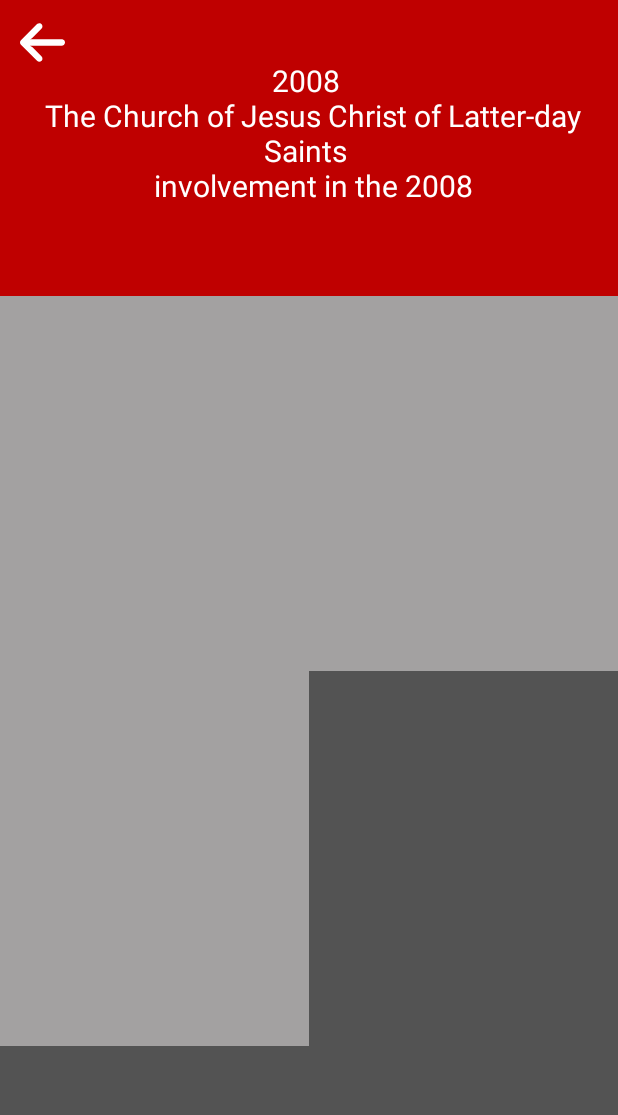
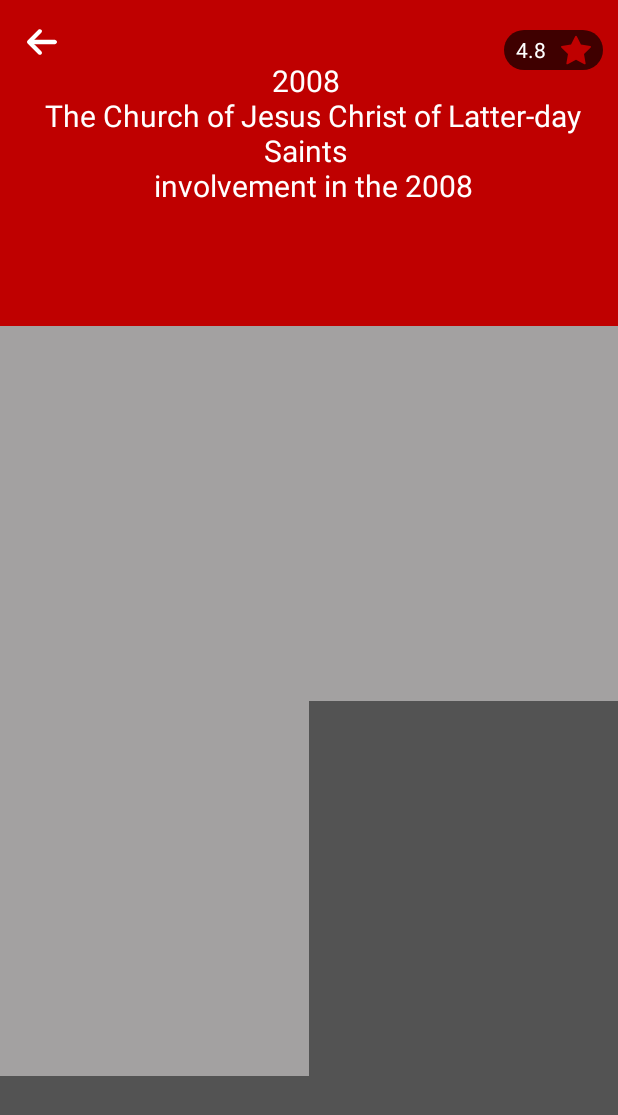
Before and after one commit to ashraf-atef/Movie-App2.0.0, an Android app: the layout fragment_movie_details.xml on its own in the app's theme, with its tools: preview values and no code run, on a phone screen of 412 x 824 dp. Shown: the top 1115 px of the screen. Run offline under Robolectric (Android 15) with nearby library versions, the phone set to English and light mode, and no system bars; plain views replace EpoxyRecyclerView.

Commit message:
Implement displaying movie photos from fliclr

```diff
--- a/app/src/main/AndroidManifest.xml
+++ b/app/src/main/AndroidManifest.xml
@@ -10,6 +10,7 @@
         android:name=".common.MoviesApplication"
         android:icon="@mipmap/ic_launcher"
         android:label="@string/app_name"
+        android:usesCleartextTraffic="true"
         android:roundIcon="@mipmap/ic_launcher_round"
         android:supportsRtl="true"
         android:theme="@style/AppTheme">
--- a/app/src/main/java/com/ashraf/movie/common/data/remote/RemoteAPI.kt
+++ b/app/src/main/java/com/ashraf/movie/common/data/remote/RemoteAPI.kt
@@ -2,7 +2,7 @@ package com.ashraf.movie.common.data.remote
 
 import com.ashraf.movie.BuildConfig
 import com.ashraf.movie.discovery.REMOTE_PAGE_SIZE
-import com.ashraf.movie.discovery.details.data.model.MoviesPhotosDetailsResponse
+import com.ashraf.movie.discovery.details.data.model.MoviesPhotosResponse
 import io.reactivex.Single
 import retrofit2.http.GET
 import retrofit2.http.Query
@@ -17,5 +17,5 @@ interface RemoteAPI {
         @Query("api_key") apiKEy: String = BuildConfig.PHOTOS_API_KEY,
         @Query("format") format: String = "json",
         @Query("nojsoncallback") nojsoncallback: Int= 1
-    ) : Single<MoviesPhotosDetailsResponse>
+    ) : Single<MoviesPhotosResponse>
 }
--- a/app/src/main/java/com/ashraf/movie/discovery/DiscoveryConst.kt
+++ b/app/src/main/java/com/ashraf/movie/discovery/DiscoveryConst.kt
@@ -9,4 +9,4 @@ const val FARM_KEY = "{FARM}"
 const val SERVER_KEY = "{SERVER}"
 const val ID_KEY = "{ID}"
 const val SECRET_KEY = "{SECRET}"
-const val FLICKR_PHOTO_URL_TEMPLATE = "http://farm$FARM_KEY.static.flickr.com/$SERVER_KEY/$ID_KEY\\_$SECRET_KEY.jpg"
+const val FLICKR_PHOTO_URL_TEMPLATE = "http://farm$FARM_KEY.static.flickr.com/$SERVER_KEY/${ID_KEY}_$SECRET_KEY.jpg"
--- a/app/src/main/java/com/ashraf/movie/discovery/details/data/MoviePhotosRemoteDataSource.kt
+++ b/app/src/main/java/com/ashraf/movie/discovery/details/data/MoviePhotosRemoteDataSource.kt
@@ -1,12 +1,12 @@
 package com.ashraf.movie.discovery.details.data
 
 import com.ashraf.movie.common.data.remote.RemoteAPI
-import com.ashraf.movie.discovery.details.data.model.MoviesPhotosDetailsResponse
+import com.ashraf.movie.discovery.details.data.model.MoviesPhotosResponse
 import io.reactivex.Single
 
 class MoviePhotosRemoteDataSource(
     private val remoteAPI: RemoteAPI
 ) {
-    fun getPhotos(title: String, page: Int): Single<MoviesPhotosDetailsResponse> =
+    fun getPhotos(title: String, page: Int): Single<MoviesPhotosResponse> =
         remoteAPI.getMoviePhotos(title, page)
 }
--- a/app/src/main/java/com/ashraf/movie/discovery/details/data/MoviePhotosRepository.kt
+++ b/app/src/main/java/com/ashraf/movie/discovery/details/data/MoviePhotosRepository.kt
@@ -1,13 +1,13 @@
 package com.ashraf.movie.discovery.details.data
 
-import com.ashraf.movie.discovery.details.data.model.MoviesPhotosDetailsResponse
+import com.ashraf.movie.discovery.details.data.model.MoviesPhotosResponse
 import io.reactivex.Single
 
 class MoviePhotosRepository(
     private val moviePhotosRemoteDataSource: MoviePhotosRemoteDataSource
 ) {
     var page = 1
-    fun getMoviePhotos(title: String): Single<MoviesPhotosDetailsResponse> =
+    fun getMoviePhotos(title: String): Single<MoviesPhotosResponse> =
         moviePhotosRemoteDataSource.getPhotos(title, page)
             .doOnSuccess { page++ }
 }
--- a/app/src/main/java/com/ashraf/movie/discovery/details/data/model/MoviesPhotosDetailsResponse.kt
+++ b/app/src/main/java/com/ashraf/movie/discovery/details/data/model/MoviesPhotos.kt
@@ -1,6 +1,6 @@
 package com.ashraf.movie.discovery.details.data.model
 
 
-data class MoviesPhotosDetailsResponse(
+data class MoviesPhotos(
    val photo: List<MoviePhotoDetails>
 )
--- /dev/null
+++ b/app/src/main/java/com/ashraf/movie/discovery/details/data/model/MoviesPhotosResponse.kt
@@ -0,0 +1,5 @@
+package com.ashraf.movie.discovery.details.data.model
+
+data class MoviesPhotosResponse(
+    val photos: MoviesPhotos
+)
--- a/app/src/main/res/drawable/ic_back.xml
+++ b/app/src/main/res/drawable/ic_back.xml
@@ -1,7 +1,7 @@
 <?xml version="1.0" encoding="utf-8"?>
 <vector xmlns:android="http://schemas.android.com/apk/res/android"
-    android:width="30dp"
-    android:height="30dp"
+    android:width="20dp"
+    android:height="20dp"
     android:viewportWidth="447.243"
     android:viewportHeight="447.243">
 
--- a/app/src/main/res/layout/fragment_movie_details.xml
+++ b/app/src/main/res/layout/fragment_movie_details.xml
@@ -1,4 +1,4 @@
-<androidx.constraintlayout.widget.ConstraintLayout xmlns:android="http://schemas.android.com/apk/res/android"
+<androidx.coordinatorlayout.widget.CoordinatorLayout xmlns:android="http://schemas.android.com/apk/res/android"
     xmlns:app="http://schemas.android.com/apk/res-auto"
     xmlns:tools="http://schemas.android.com/tools"
     android:layout_width="match_parent"
@@ -26,13 +26,32 @@
                 android:layout_height="wrap_content">
 
                 <TextView
+                    android:id="@+id/tv_movie_rate"
+                    android:layout_width="wrap_content"
+                    android:layout_height="wrap_content"
+                    android:layout_marginTop="20dp"
+                    android:layout_marginEnd="10dp"
+                    android:background="@drawable/shape_transparent_black_10_radius_corner"
+                    android:drawableEnd="@drawable/ic_star"
+                    android:drawablePadding="10dp"
+                    android:paddingStart="8dp"
+                    android:paddingTop="3dp"
+                    android:paddingEnd="8dp"
+                    android:paddingBottom="3dp"
+                    android:textColor="@color/white"
+                    app:layout_constraintEnd_toEndOf="parent"
+                    app:layout_constraintTop_toTopOf="parent"
+                    tools:text="4.8" />
+
+                <TextView
                     android:id="@+id/tv_movie_details"
                     android:layout_width="wrap_content"
                     android:layout_height="wrap_content"
                     android:layout_marginStart="10dp"
                     android:layout_marginTop="40dp"
                     android:layout_marginEnd="10dp"
-                    android:layout_marginBottom="60dp"
+                    android:maxLines="8"
+                    android:layout_marginBottom="80dp"
                     android:gravity="center"
                     android:textColor="@color/white"
                     android:textSize="20sp"
@@ -61,7 +80,7 @@
             </androidx.constraintlayout.widget.ConstraintLayout>
 
             <androidx.appcompat.widget.Toolbar
-                android:id="@+id/mToolbar"
+                android:id="@+id/toolbar"
                 android:layout_width="match_parent"
                 android:layout_height="?attr/actionBarSize"
                 app:layout_collapseMode="pin"
@@ -75,13 +94,12 @@
     </com.google.android.material.appbar.AppBarLayout>
 
     <com.airbnb.epoxy.EpoxyRecyclerView
-        android:id="@+id/rv_movies"
+        android:id="@+id/rv_movie_photos"
         android:layout_width="match_parent"
-        android:layout_height="0dp"
-        android:clipToPadding="false"
+        android:layout_height="match_parent"
+        app:layout_behavior="@string/appbar_scrolling_view_behavior"
         app:layoutManager="androidx.recyclerview.widget.GridLayoutManager"
-        app:layout_constraintTop_toBottomOf="@id/appBar"
         app:spanCount="@integer/span_count"
         tools:listitem="@layout/item_photo" />
 
-</androidx.constraintlayout.widget.ConstraintLayout>
+</androidx.coordinatorlayout.widget.CoordinatorLayout>
--- a/app/src/main/res/layout/fragment_movies.xml
+++ b/app/src/main/res/layout/fragment_movies.xml
@@ -48,6 +48,8 @@
             android:layout_width="0dp"
             android:layout_height="wrap_content"
             android:layout_marginStart="10dp"
+            android:textColorHint="@color/white"
+            android:hint="@string/ttile_search"
             android:layout_marginEnd="10dp"
             app:layout_constraintBottom_toBottomOf="parent"
             app:layout_constraintEnd_toStartOf="@id/iv_clear"
--- a/app/src/main/res/values/strings.xml
+++ b/app/src/main/res/values/strings.xml
@@ -1,4 +1,6 @@
 <resources>
     <string name="app_name">Movie App</string>
     <string name="msg_error">Something went wrong please try again</string>
+    <string name="msg_empty_photos">Oops, no photos available</string>
+    <string name="ttile_search">Search</string>
 </resources>
```
Also changed, not shown: app/src/main/java/com/ashraf/movie/discovery/details/MovieDetailsFragment.kt (+26 -5 lines), app/src/main/java/com/ashraf/movie/discovery/details/domain/GettingMoviesPhotosUseCase.kt (+6 -11 lines), app/src/main/java/com/ashraf/movie/discovery/details/epoxy/EmptyMessageModel.kt (added, +23 -0 lines), app/src/main/res/layout/item_empty.xml (added, +17 -0 lines).
